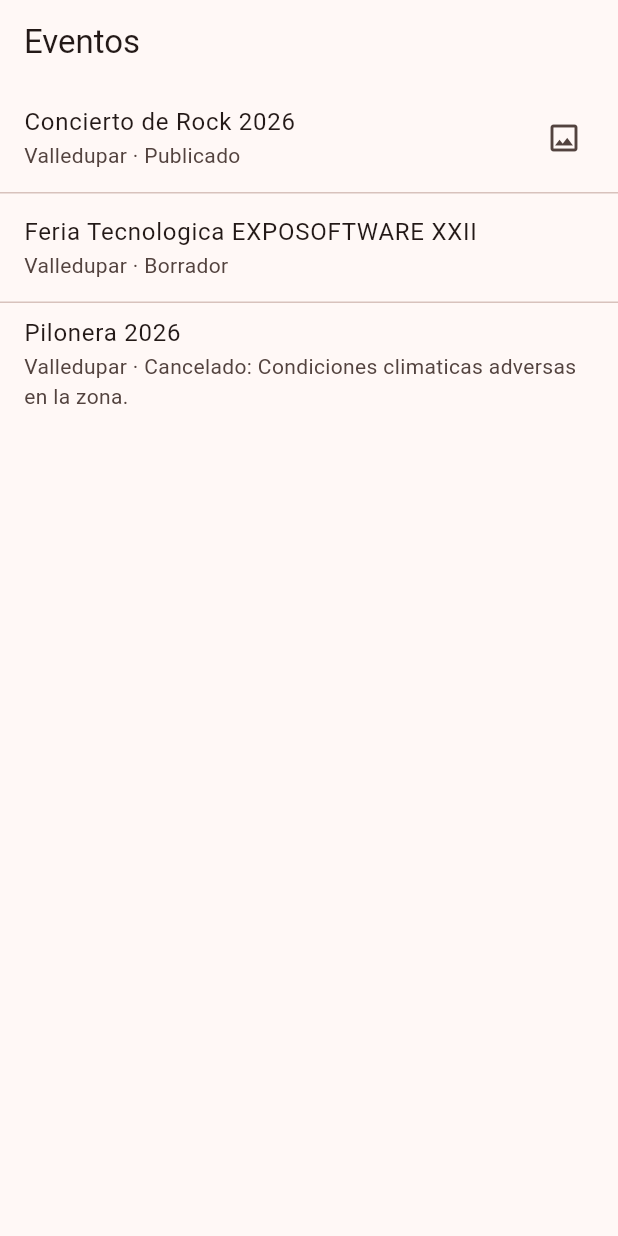
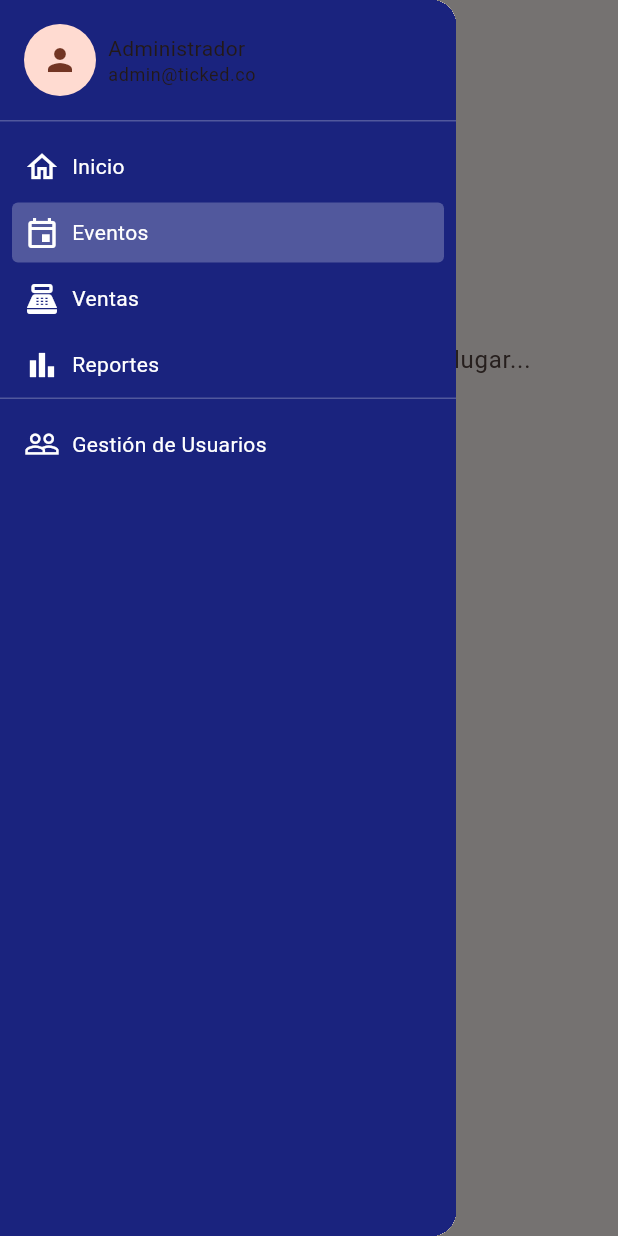
Before and after one commit to KEVINPEREA-UNI/ticked-app, a Flutter app: the screen it shows after launch, with the side drawer open (before the commit the screen has no drawer), on a phone screen of 412 x 824 dp. Run offline on Flutter 3.47's test engine with Material 3 defaults, Android fonts, the phone set to English and light mode, and no system bars; our stand-ins replace freezed_annotation.

Commit message:
Clona pantalla Gestion de Eventos: sidebar responsive con Drawer y LayoutBuilder

```diff
--- /dev/null
+++ b/lib/core/design_tokens.dart
@@ -0,0 +1,8 @@
+abstract final class Space {
+  static const double xs = 4;
+  static const double sm = 8;
+  static const double md = 16;
+  static const double lg = 24;
+  static const double xl = 32;
+  static const double xxl = 48;
+}
--- /dev/null
+++ b/lib/features/eventos/presentation/pantalla_gestion_eventos.dart
@@ -0,0 +1,288 @@
+import 'package:flutter/material.dart';
+import 'package:mi_primer_app/core/design_tokens.dart';
+
+/// Ancho a partir del cual mostramos el sidebar fijo.
+/// Por debajo de esto, se oculta detrás de un Drawer.
+const double _anchoDeCorte = 720;
+
+class PantallaGestionEventos extends StatelessWidget {
+  const PantallaGestionEventos({super.key});
+
+  @override
+  Widget build(BuildContext context) => LayoutBuilder(
+    builder: (context, constraints) {
+      final esAncho = constraints.maxWidth >= _anchoDeCorte;
+
+      if (esAncho) {
+        // Pantalla ancha (web/escritorio): sidebar fijo, como el original.
+        return Scaffold(
+          body: Row(
+            children: [
+              const _Sidebar(),
+              const Expanded(
+                child: SingleChildScrollView(child: _ContenidoPrincipal()),
+              ),
+            ],
+          ),
+        );
+      }
+
+      // Pantalla angosta (celular): sidebar escondido en un Drawer.
+      return Scaffold(
+        appBar: AppBar(title: const Text('Eventos')),
+        drawer: const Drawer(child: _Sidebar()),
+        body: const SingleChildScrollView(child: _ContenidoPrincipal()),
+      );
+    },
+  );
+}
+
+/// La franja oscura de navegación.
+class _Sidebar extends StatelessWidget {
+  const _Sidebar();
+
+  @override
+  Widget build(BuildContext context) => Container(
+    width: 220,
+    color: Colors.indigo.shade900,
+    child: Column(
+      crossAxisAlignment: CrossAxisAlignment.start,
+      children: [
+        const _PerfilAdmin(),
+        const Divider(color: Colors.white24, height: 1),
+        const SizedBox(height: Space.sm),
+        const _NavItem(icono: Icons.home_outlined, texto: 'Inicio'),
+        const _NavItem(
+          icono: Icons.event_outlined,
+          texto: 'Eventos',
+          activo: true,
+        ),
+        const _NavItem(icono: Icons.point_of_sale_outlined, texto: 'Ventas'),
+        const _NavItem(icono: Icons.bar_chart_outlined, texto: 'Reportes'),
+        const Divider(color: Colors.white24, height: 1),
+        const SizedBox(height: Space.sm),
+        const _NavItem(
+          icono: Icons.people_outline,
+          texto: 'Gestión de Usuarios',
+        ),
+      ],
+    ),
+  );
+}
+
+/// Avatar + nombre + correo del administrador.
+class _PerfilAdmin extends StatelessWidget {
+  const _PerfilAdmin();
+
+  @override
+  Widget build(BuildContext context) => Padding(
+    padding: const EdgeInsets.all(Space.md),
+    child: Row(
+      children: [
+        const CircleAvatar(radius: Space.lg, child: Icon(Icons.person)),
+        const SizedBox(width: Space.sm),
+        Expanded(
+          child: Column(
+            crossAxisAlignment: CrossAxisAlignment.start,
+            children: [
+              Text(
+                'Administrador',
+                style: Theme.of(context).textTheme.bodyMedium,
+              ),
+              Text(
+                'admin@ticked.co',
+                style: Theme.of(context).textTheme.bodySmall,
+                overflow: TextOverflow.ellipsis,
+              ),
+            ],
+          ),
+        ),
+      ],
+    ),
+  );
+}
+
+/// Un ítem de navegación del sidebar.
+class _NavItem extends StatelessWidget {
+  const _NavItem({
+    required this.icono,
+    required this.texto,
+    this.activo = false,
+  });
+
+  final IconData icono;
+  final String texto;
+  final bool activo;
+
+  @override
+  Widget build(BuildContext context) => Container(
+    margin: const EdgeInsets.symmetric(horizontal: Space.sm, vertical: 2),
+    padding: const EdgeInsets.symmetric(
+      horizontal: Space.sm,
+      vertical: Space.sm,
+    ),
+    decoration: BoxDecoration(
+      color: activo ? Colors.white24 : null,
+      borderRadius: BorderRadius.circular(Space.xs),
+    ),
+    child: Row(
+      children: [
+        Icon(icono, color: Colors.white, size: Space.lg),
+        const SizedBox(width: Space.sm),
+        Expanded(
+          child: Text(texto, style: const TextStyle(color: Colors.white)),
+        ),
+      ],
+    ),
+  );
+}
+
+/// Todo el contenido a la derecha (o debajo del AppBar en celular):
+/// header, búsqueda y la tarjeta de evento.
+class _ContenidoPrincipal extends StatelessWidget {
+  const _ContenidoPrincipal();
+
+  @override
+  Widget build(BuildContext context) => Padding(
+    padding: const EdgeInsets.all(Space.lg),
+    child: Column(
+      crossAxisAlignment: CrossAxisAlignment.start,
+      children: [
+        const _EncabezadoEventos(),
+        const SizedBox(height: Space.lg),
+        const _BarraBusqueda(),
+        const SizedBox(height: Space.lg),
+        const _EventoCard(
+          titulo: 'Concierto de Rock 2026',
+          fecha: '14 Ago, 2026',
+          ubicacion: 'Estadio Nacional',
+          organizador: 'Jose Rodriguez',
+          precio: '\$100.000',
+        ),
+      ],
+    ),
+  );
+}
+
+/// Título + subtítulo, y el botón "+ Crear Evento".
+/// Usa Wrap en vez de un Row rígido: si no cabe todo en una línea,
+/// el botón baja a la siguiente en vez de forzar el desbordamiento.
+class _EncabezadoEventos extends StatelessWidget {
+  const _EncabezadoEventos();
+
+  @override
+  Widget build(BuildContext context) {
+    final theme = Theme.of(context);
+    return Wrap(
+      spacing: Space.md,
+      runSpacing: Space.sm,
+      crossAxisAlignment: WrapCrossAlignment.center,
+      children: [
+        Column(
+          crossAxisAlignment: CrossAxisAlignment.start,
+          mainAxisSize: MainAxisSize.min,
+          children: [
+            Text('Gestión de Eventos', style: theme.textTheme.headlineSmall),
+            Text(
+              'Administra todos los eventos del sistema',
+              style: theme.textTheme.bodyMedium,
+            ),
+          ],
+        ),
+        FilledButton.icon(
+          onPressed: () {},
+          icon: const Icon(Icons.add),
+          label: const Text('Crear Evento'),
+        ),
+      ],
+    );
+  }
+}
+
+/// La barra de búsqueda de eventos.
+class _BarraBusqueda extends StatelessWidget {
+  const _BarraBusqueda();
+
+  @override
+  Widget build(BuildContext context) => TextField(
+    decoration: InputDecoration(
+      hintText: 'Buscar eventos por nombre o lugar...',
+      prefixIcon: const Icon(Icons.search),
+      filled: true,
+      fillColor: Theme.of(context).colorScheme.surface,
+      border: OutlineInputBorder(
+        borderRadius: BorderRadius.circular(Space.sm),
+        borderSide: BorderSide.none,
+      ),
+    ),
+  );
+}
+
+/// Una tarjeta de evento, con imagen, datos y organizador.
+class _EventoCard extends StatelessWidget {
+  const _EventoCard({
+    required this.titulo,
+    required this.fecha,
+    required this.ubicacion,
+    required this.organizador,
+    required this.precio,
+  });
+
+  final String titulo;
+  final String fecha;
+  final String ubicacion;
+  final String organizador;
+  final String precio;
+
+  @override
+  Widget build(BuildContext context) {
+    final theme = Theme.of(context);
+    return SizedBox(
+      width: 260,
+      child: Card(
+        clipBehavior: Clip.antiAlias,
+        child: Column(
+          crossAxisAlignment: CrossAxisAlignment.start,
+          mainAxisSize: MainAxisSize.min,
+          children: [
+            Container(
+              height: 140,
+              color: theme.colorScheme.surfaceContainerHighest,
+              child: const Icon(Icons.image_outlined, size: Space.xl),
+            ),
+            Padding(
+              padding: const EdgeInsets.all(Space.sm),
+              child: Column(
+                crossAxisAlignment: CrossAxisAlignment.start,
+                mainAxisSize: MainAxisSize.min,
+                children: [
+                  Text(titulo, style: theme.textTheme.titleMedium),
+                  const SizedBox(height: Space.xs),
+                  Row(
+                    children: [
+                      const Icon(Icons.calendar_today, size: Space.sm),
+                      const SizedBox(width: Space.xs),
+                      Text(fecha, style: theme.textTheme.bodySmall),
+                    ],
+                  ),
+                  Row(
+                    children: [
+                      const Icon(Icons.location_on_outlined, size: Space.sm),
+                      const SizedBox(width: Space.xs),
+                      Text(ubicacion, style: theme.textTheme.bodySmall),
+                    ],
+                  ),
+                  const SizedBox(height: Space.xs),
+                  Text('Organizador', style: theme.textTheme.labelSmall),
+                  Text(organizador, style: theme.textTheme.bodySmall),
+                  const SizedBox(height: Space.xs),
+                  Text('General $precio', style: theme.textTheme.bodyMedium),
+                ],
+              ),
+            ),
+          ],
+        ),
+      ),
+    );
+  }
+}
--- a/lib/main.dart
+++ b/lib/main.dart
@@ -1,6 +1,5 @@
 import 'package:flutter/material.dart';
-import 'package:mi_primer_app/features/eventos/data/eventos_locales.dart';
-import 'package:mi_primer_app/features/eventos/domain/evento.dart';
+import 'package:mi_primer_app/features/eventos/presentation/pantalla_gestion_eventos.dart';
 
 void main() => runApp(const MiApp());
 
@@ -11,51 +10,6 @@ class MiApp extends StatelessWidget {
   Widget build(BuildContext context) => MaterialApp(
     title: 'Ticked',
     theme: ThemeData(colorSchemeSeed: Colors.deepOrange),
-    home: const PantallaEventos(),
+    home: const PantallaGestionEventos(),
   );
 }
-
-class PantallaEventos extends StatefulWidget {
-  const PantallaEventos({super.key});
-
-  @override
-  State<PantallaEventos> createState() => _PantallaEventosState();
-}
-
-class _PantallaEventosState extends State<PantallaEventos> {
-  late final Future<List<Evento>> _eventos = EventosLocales().obtenerTodos();
-
-  @override
-  Widget build(BuildContext context) => Scaffold(
-    appBar: AppBar(title: const Text('Eventos')),
-    body: FutureBuilder<List<Evento>>(
-      future: _eventos,
-      builder: (context, snapshot) {
-        if (snapshot.connectionState != ConnectionState.done) {
-          return const Center(child: CircularProgressIndicator());
-        }
-        if (snapshot.hasError) {
-          return Center(child: Text('No se pudo leer:\n${snapshot.error}'));
-        }
-
-        final eventos = snapshot.data ?? const <Evento>[];
-        return ListView.separated(
-          itemCount: eventos.length,
-          separatorBuilder: (_, _) => const Divider(height: 1),
-          itemBuilder: (context, i) {
-            final evento = eventos[i];
-            return ListTile(
-              title: Text(evento.nombre),
-              subtitle: Text(
-                '${evento.ubicacion.ciudad} · ${evento.estado.etiqueta}',
-              ),
-              trailing: evento.tieneAfiche
-                  ? const Icon(Icons.image_outlined)
-                  : null,
-            );
-          },
-        );
-      },
-    ),
-  );
-}
```
